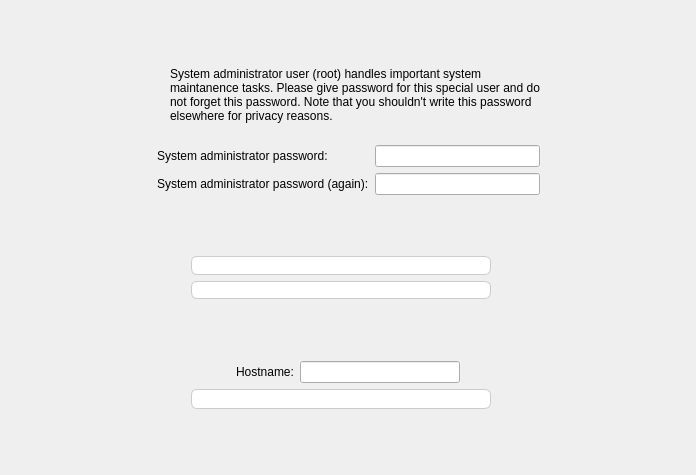
Old version of the form yali4/gui/Ui/rootpasswidget.ui in the repository dadas45li/yali.
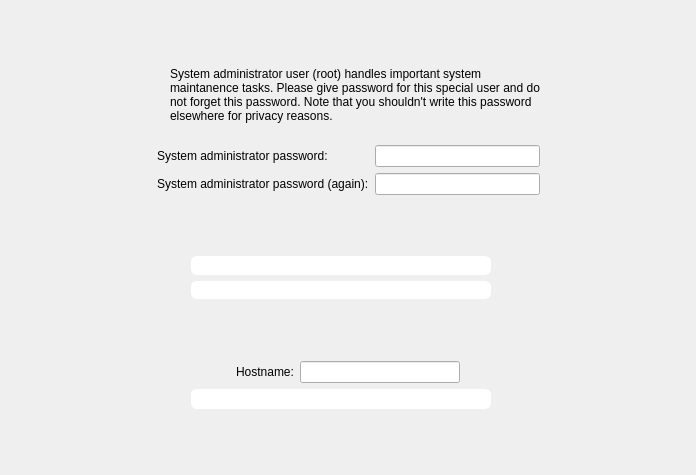
New version of the form. Icons and pictures are not drawn.

Commit message: * Fix ScrAdmin color issues

Patch:
```diff
--- a/yali4/gui/Ui/rootpasswidget.ui
+++ b/yali4/gui/Ui/rootpasswidget.ui
@@ -229,8 +229,11 @@
          <height>20</height>
         </size>
        </property>
-       <property name="styleSheet" >
-        <string>border:1px solid #CCC;border-radius:6px;background-color:white;</string>
+       <property name="styleSheet">
+        <string>border:1px solid white;
+border-radius:6px;
+background-color:white;
+color:#5A2847;</string>
        </property>
        <property name="text" >
         <string/>
@@ -285,8 +288,11 @@
          <height>20</height>
         </size>
        </property>
-       <property name="styleSheet" >
-        <string>border:1px solid #CCC;border-radius:6px;background-color:white;</string>
+       <property name="styleSheet">
+        <string>border:1px solid white;
+border-radius:6px;
+background-color:white;
+color:#5A2847;</string>
        </property>
        <property name="text" >
         <string/>
@@ -434,8 +440,11 @@
          <height>20</height>
         </size>
        </property>
-       <property name="styleSheet" >
-        <string>border:1px solid #CCC;border-radius:6px;background-color:white;</string>
+       <property name="styleSheet">
+        <string>border:1px solid white;
+border-radius:6px;
+background-color:white;
+color:#5A2847;</string>
        </property>
        <property name="text" >
         <string/>
@@ -509,7 +518,7 @@
    </item>
   </layout>
  </widget>
- <layoutdefault spacing="6" margin="11" />
+ <layoutdefault spacing="6" margin="11"/>
  <pixmapfunction>qPixmapFromMimeSource</pixmapfunction>
  <tabstops>
   <tabstop>pass1</tabstop>
```
Left out of the diff: 295 changed lines with no effect on the pictures. The commit also changes 1 other file.
